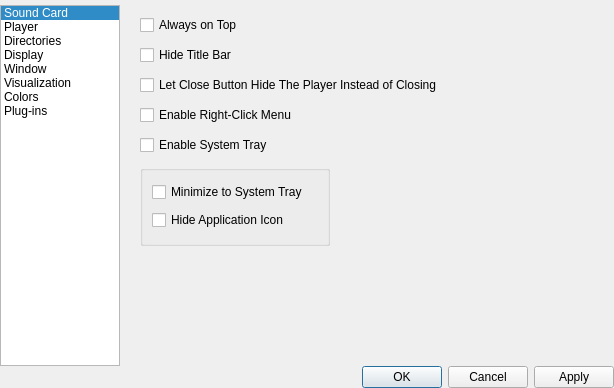
The window that ui/SetupWindow.ui (ModPlugPlayer/ModPlugPlayer) describes before a commit, drawn with Qt 5.
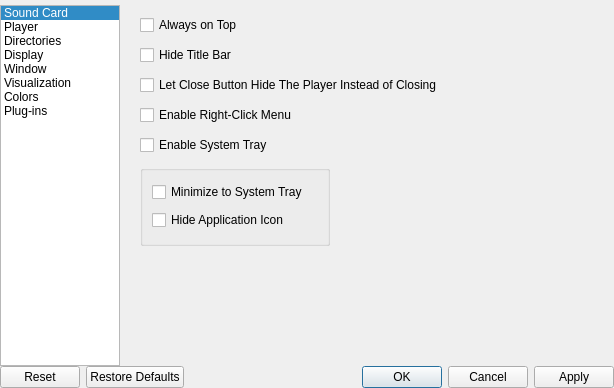
The same window after the commit.

```diff
--- a/ui/SetupWindow.ui
+++ b/ui/SetupWindow.ui
@@ -801,7 +801,7 @@
         <enum>Qt::Horizontal</enum>
        </property>
        <property name="standardButtons">
-        <set>QDialogButtonBox::Apply|QDialogButtonBox::Cancel|QDialogButtonBox::Ok</set>
+        <set>QDialogButtonBox::Apply|QDialogButtonBox::Cancel|QDialogButtonBox::Ok|QDialogButtonBox::Reset|QDialogButtonBox::RestoreDefaults</set>
        </property>
       </widget>
      </item>
```
